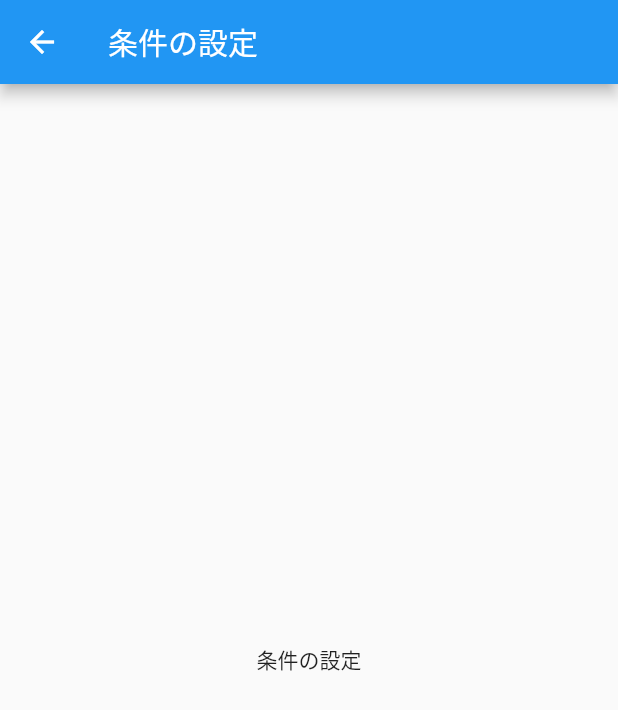
After one commit to black2965/sekigae, a Flutter app: the CustomizePage screen opened directly, on a phone screen of 412 x 824 dp. The commit adds this screen. Shown: the top 710 px of the screen. Run offline on Flutter 3.47's test engine with Material 2 defaults, Android fonts, the phone set to English and light mode, and no system bars; our stand-ins replace file_picker.

Commit message:
ファイルピッカーで選んだあとに条件設定ページに飛ぶように

```diff
--- /dev/null
+++ b/lib/pages/customize_page.dart
@@ -0,0 +1,22 @@
+import 'package:flutter/material.dart';
+
+class CustomizePage extends StatefulWidget {
+  const CustomizePage({Key? key}) : super(key: key);
+
+  @override
+  State<CustomizePage> createState() => _CustomizePageState();
+}
+
+class _CustomizePageState extends State<CustomizePage> {
+  @override
+  Widget build(BuildContext context) {
+    return Scaffold(
+      appBar: AppBar(
+        title: const Text("条件の設定"),
+      ),
+      body: const Center(
+          child: Text("条件の設定")
+      ),
+    );
+  }
+}
--- a/lib/pages/home_page.dart
+++ b/lib/pages/home_page.dart
@@ -1,5 +1,7 @@
 import 'package:flutter/material.dart';
 import 'package:file_picker/file_picker.dart';
+import 'package:sekigae/pages/customize_page.dart';
+
 
 class HomePage extends StatefulWidget {
   const HomePage({Key? key}) : super(key: key);
@@ -36,6 +38,8 @@ class _HomePageState extends State<HomePage> {
               );
               if (result != null) {
                 print(result.paths);
+                Navigator.push(context,
+                    MaterialPageRoute(builder: (context) => CustomizePage()));
               } else {
 
               }
```
